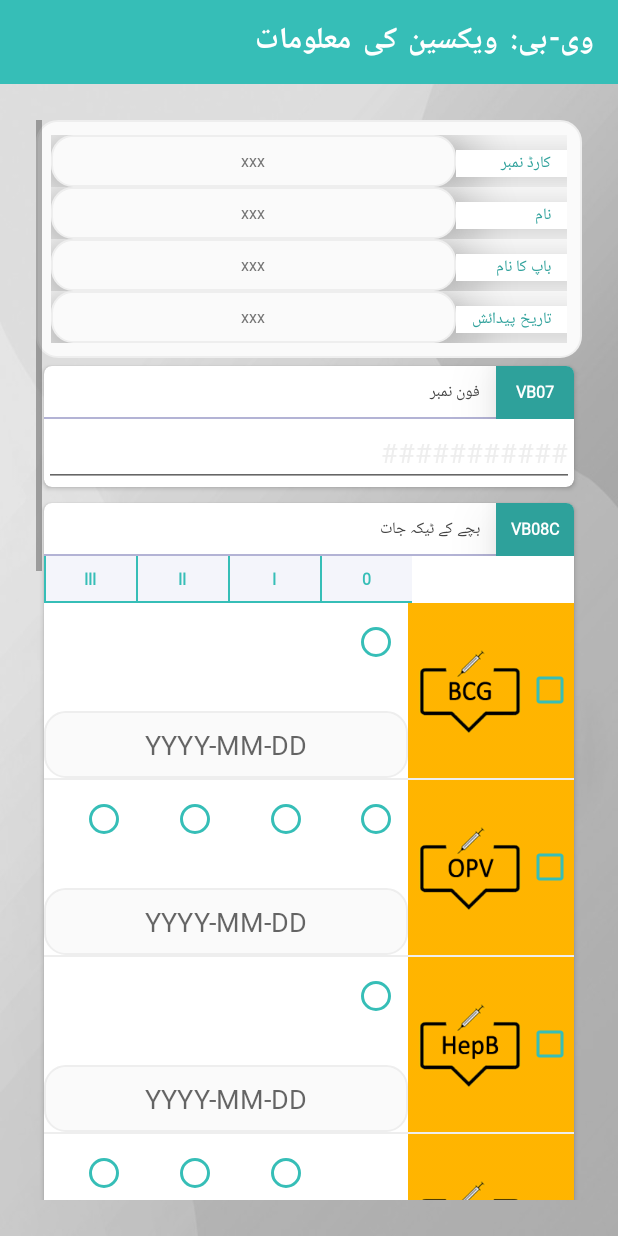
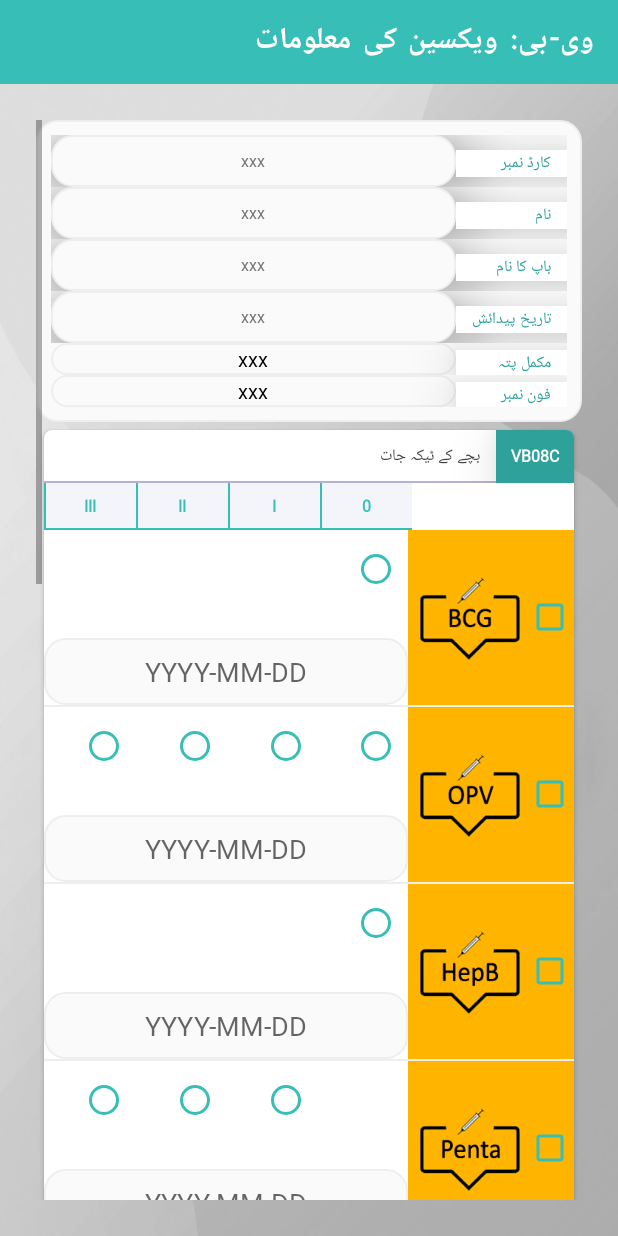
Before and after one commit to ahs1n/HF_Vaccination, an Android app: the SectionVBActivity screen opened directly, with no data from a screen before it, on a phone screen of 412 x 824 dp. Run offline under Robolectric (Android 15) with nearby library versions, the phone set to English and light mode, and no system bars; our stand-ins replace data binding, sdp/ssp sizes; libraries missing offline, so code that uses them is left out: com.edittextpicker.aliazaz, com.facebook.flipper, com.facebook.soloader, com.validatorcrawler.aliazaz, net.sqlcipher and 1 more; plain views replace DatePickerEditText; 83 statements that could not run were skipped.

Commit message:
added address

```diff
--- a/app/src/main/java/edu/aku/dmu/hf_vaccination/contracts/TableContracts.java
+++ b/app/src/main/java/edu/aku/dmu/hf_vaccination/contracts/TableContracts.java
@@ -80,6 +80,7 @@ public class TableContracts {
         public static final String COLUMN_VB02 = "vb02";
         public static final String COLUMN_VB04A = "vb04a";
         public static final String COLUMN_VB04 = "vb04";
+        public static final String COLUMN_VB06 = "vb06";
         public static final String COLUMN_VB07 = "vb07";
         public static final String COLUMN_VB08C_CODE = "vb08cCode";
         public static final String COLUMN_VB08C_ANTIGEN = "vb08cAnt";
@@ -284,6 +285,7 @@ public class TableContracts {
         public static final String COLUMN_VB02 = "vb02";
         public static final String COLUMN_VB03 = "vb03";
         public static final String COLUMN_VB04 = "vb04";
+        public static final String COLUMN_VB06 = "vb06";
         public static final String COLUMN_VB07 = "vb07";
         public static final String COLUMN_VB04A = "vb04a";
         public static final String COLUMN_VB05A = "vb05a";
--- a/app/src/main/java/edu/aku/dmu/hf_vaccination/models/VaccinesData.kt
+++ b/app/src/main/java/edu/aku/dmu/hf_vaccination/models/VaccinesData.kt
@@ -23,6 +23,7 @@ class VaccinesData {
     var vBO2: String = _EMPTY_
     var vBO3: String = _EMPTY_
     var vB04: String = _EMPTY_
+    var vB06: String = _EMPTY_
     var vB07: String = _EMPTY_
     var vB04A: String = _EMPTY_
     var vBO5A: String = _EMPTY_
@@ -60,6 +61,7 @@ class VaccinesData {
         vBO2 = jsonObject.getString(TableVaccinesData.COLUMN_VB02)
         vBO3 = jsonObject.getString(TableVaccinesData.COLUMN_VB03)
         vB04 = jsonObject.getString(TableVaccinesData.COLUMN_VB04)
+        vB06 = jsonObject.getString(TableVaccinesData.COLUMN_VB06)
         vB07 = jsonObject.getString(TableVaccinesData.COLUMN_VB07)
         vB04A = jsonObject.getString(TableVaccinesData.COLUMN_VB04A)
         vBO5A = jsonObject.getString(TableVaccinesData.COLUMN_VB05A)
@@ -106,6 +108,8 @@ class VaccinesData {
             cursor.getString(cursor.getColumnIndexOrThrow(TableVaccinesData.COLUMN_VB03))
         vB04 =
             cursor.getString(cursor.getColumnIndexOrThrow(TableVaccinesData.COLUMN_VB04))
+        vB06 =
+                cursor.getString(cursor.getColumnIndexOrThrow(TableVaccinesData.COLUMN_VB06))
         vB07 =
             cursor.getString(cursor.getColumnIndexOrThrow(TableVaccinesData.COLUMN_VB07))
         vB04A =
--- a/app/src/main/java/edu/aku/dmu/hf_vaccination/ui/sections/SectionVBActivity.java
+++ b/app/src/main/java/edu/aku/dmu/hf_vaccination/ui/sections/SectionVBActivity.java
@@ -92,6 +92,7 @@ public class SectionVBActivity extends AppCompatActivity {
             bi.cardNo.setText(formVB.getVb02());
             bi.dob.setText(String.format("%s-%s-%s", formVB.getVb04by(), formVB.getVb04bm(), formVB.getVb04bd()));
             bi.vb07.setText(formVB.getVb07());
+            bi.vb06.setText(formVB.getVb06());
 
         } else {
             vaccines.populateMetaFollowUp();
@@ -100,6 +101,7 @@ public class SectionVBActivity extends AppCompatActivity {
             bi.cardNo.setText(vaccinesData.getVBO2());
             bi.dob.setText(vaccinesData.getDob());
             bi.vb07.setText(vaccinesData.getVB07());
+            bi.vb06.setText(vaccinesData.getVB06());
 
         }
 
@@ -1873,6 +1875,7 @@ public class SectionVBActivity extends AppCompatActivity {
 //        if (b) if (!insertNewRecord()) return;
 
         vaccines.setVb07(bi.vb07.getText().toString());
+        vaccines.setVb06(bi.vb06.getText().toString());
         if (flag) {
             vaccines.populateMeta();
 
--- a/app/src/main/res/layout/activity_member_info.xml
+++ b/app/src/main/res/layout/activity_member_info.xml
@@ -732,8 +732,7 @@
                     <!-- vb06  Input -->
                     <androidx.cardview.widget.CardView
                         android:id="@+id/fldGrpCVvb06"
-                        style="@style/cardView"
-                        android:visibility="gone">
+                        style="@style/cardView">
 
                         <LinearLayout
                             android:layout_width="match_parent"
--- a/app/src/main/res/layout/activity_section_vb.xml
+++ b/app/src/main/res/layout/activity_section_vb.xml
@@ -117,6 +117,41 @@
                             android:textColor="@color/gray" />
                     </TableRow>
 
+                    <TableRow>
+
+                        <TextView
+                            android:layout_column="1"
+                            android:background="@color/white"
+                            android:text="@string/vb06"
+                            android:textColor="@color/colorPrimaryDark" />
+
+                        <com.google.android.material.textfield.TextInputEditText
+                            android:padding="@dimen/_1sdp"
+                            android:textSize="@dimen/_10sdp"
+                            android:id="@+id/vb06"
+                            android:background="@drawable/all_round_corners"
+                            android:text="xxx"
+                            android:textAlignment="center"
+                            android:textColor="@color/black" />
+                    </TableRow>
+
+                    <TableRow>
+                    <TextView
+                        android:layout_column="1"
+                        android:background="@color/white"
+                        android:text="@string/vb07"
+                        android:textColor="@color/colorPrimaryDark" />
+
+                    <com.google.android.material.textfield.TextInputEditText
+                        android:padding="@dimen/_1sdp"
+                        android:textSize="@dimen/_10sdp"
+                        android:id="@+id/vb07"
+                        android:background="@drawable/all_round_corners"
+                        android:text="xxx"
+                        android:textAlignment="center"
+                        android:textColor="@color/black" />
+                </TableRow>
+
                     <TableRow
                         android:id="@+id/wraVACINFO"
                         android:visibility="gone"
@@ -156,17 +191,50 @@
                         </LinearLayout>
                     </TableRow>
 
-                    <!--<TableRow>
-
-                        <TextView
-                            android:layout_column="1"
-                            android:background="@color/white"
-                            android:text="پچھلے ٹیکہ کی تاریخ"
-                            android:textColor="@color/black" />
-                    </TableRow>-->
+
                 </TableLayout>
 
-                <!-- vb07  Input -->
+               <!-- &lt;!&ndash; vb06  Input &ndash;&gt;
+                <androidx.cardview.widget.CardView
+                    android:id="@+id/fldGrpCVvb06"
+                    style="@style/cardView"
+                    android:visibility="visible">
+
+                    <LinearLayout
+                        android:layout_width="match_parent"
+                        android:layout_height="wrap_content"
+                        android:orientation="vertical">
+
+                        <LinearLayout
+                            android:layout_width="match_parent"
+                            android:layout_height="wrap_content"
+                            android:background="@drawable/bottom"
+                            android:orientation="horizontal">
+
+                            <TextView
+                                style="@style/quesNum"
+                                android:layout_width="wrap_content"
+                                android:layout_height="match_parent"
+                                android:text="@string/Q_vb06" />
+
+                            <TextView
+                                android:layout_width="match_parent"
+                                android:layout_height="match_parent"
+                                android:text="@string/vb06" />
+
+                        </LinearLayout>
+
+                        <EditText
+                            android:id="@+id/vb06"
+                            android:layout_width="match_parent"
+                            android:layout_height="wrap_content"
+                            android:hint="@string/vb06"
+                            android:inputType="text" />
+                    </LinearLayout>
+                </androidx.cardview.widget.CardView>
+-->
+
+                <!--&lt;!&ndash; vb07  Input &ndash;&gt;
                 <androidx.cardview.widget.CardView
                     android:id="@+id/fldGrpCVvb07"
                     style="@style/cardView"
@@ -205,7 +273,7 @@
                             android:maxLength="11" />
                     </LinearLayout>
                 </androidx.cardview.widget.CardView>
-
+-->
 
                 <!-- vb08c  Radio   -->
                 <androidx.cardview.widget.CardView
--- a/app/src/main/res/values/strings.xml
+++ b/app/src/main/res/values/strings.xml
@@ -494,6 +494,7 @@
     <string name='Q_vb06'>vb06</string>
     <string name='Q_vb06a'>vb06a</string>
     <string name='Q_vb07'>vb07</string>
+    <string name='Q_vb08'>vb08</string>
     <string name='Q_vb08c'>vb08c</string>
     <string name='Q_vb08w'>vb08w</string>
     <string name='Q_vb09'>vb09</string>
```
Also changed, not shown: app/src/main/java/edu/aku/dmu/hf_vaccination/database/CreateTable.kt (+10 -0 lines), app/src/main/java/edu/aku/dmu/hf_vaccination/database/DatabaseHelper.java (+8 -85 lines), app/src/main/java/edu/aku/dmu/hf_vaccination/models/Vaccines.java (+13 -0 lines), 1 other file.
